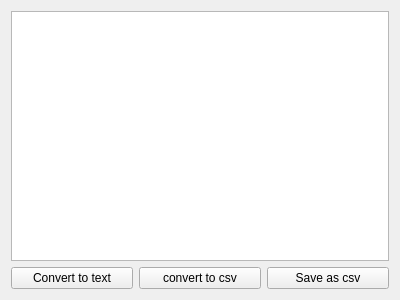
Above: timetable.ui from f0rtung/Timetable before the change. Below: the same form after it.
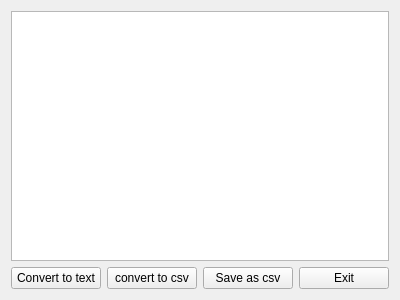
That is the form after the change.

```diff
--- a/timetable.ui
+++ b/timetable.ui
@@ -40,6 +40,13 @@
        </property>
       </widget>
      </item>
+     <item>
+      <widget class="QPushButton" name="Exit">
+       <property name="text">
+        <string>Exit</string>
+       </property>
+      </widget>
+     </item>
     </layout>
    </item>
   </layout>
```
Left out of the diff: 19 changed lines with no effect on the pictures.
